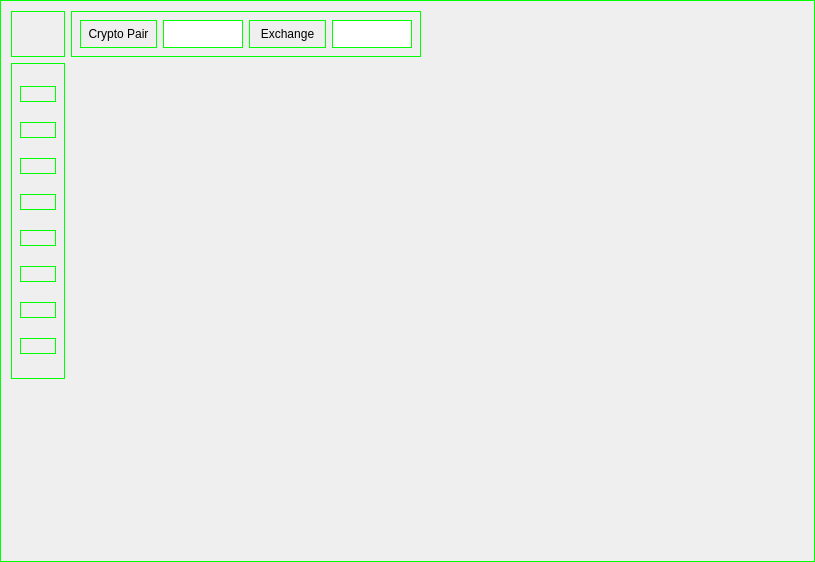
The window that UI/WorkSpace.ui (AlexMorpex/Arbitrage_app) describes before a commit, drawn with Qt 5.
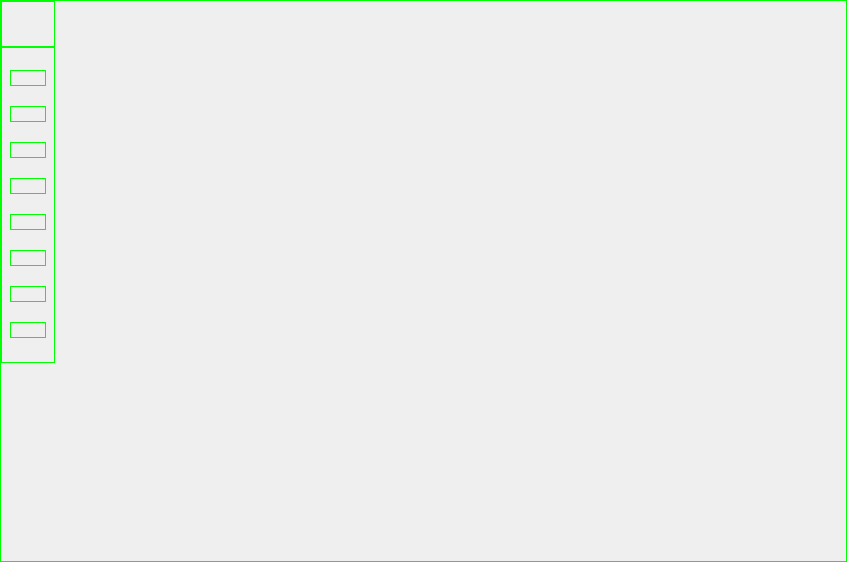
The same window after the commit. Icons and pictures are not drawn.

The edit to the form file:
```diff
--- a/UI/WorkSpace.ui
+++ b/UI/WorkSpace.ui
@@ -6,7 +6,7 @@
    <rect>
     <x>0</x>
     <y>0</y>
-    <width>815</width>
+    <width>847</width>
     <height>562</height>
    </rect>
   </property>
@@ -19,6 +19,45 @@
 </string>
   </property>
   <layout class="QGridLayout" name="gridLayout">
+   <property name="leftMargin">
+    <number>0</number>
+   </property>
+   <property name="topMargin">
+    <number>0</number>
+   </property>
+   <property name="rightMargin">
+    <number>0</number>
+   </property>
+   <property name="bottomMargin">
+    <number>0</number>
+   </property>
+   <property name="spacing">
+    <number>0</number>
+   </property>
+   <item row="0" column="0">
+    <widget class="QFrame" name="frame">
+     <property name="frameShape">
+      <enum>QFrame::Shape::StyledPanel</enum>
+     </property>
+     <property name="frameShadow">
+      <enum>QFrame::Shadow::Raised</enum>
+     </property>
+     <layout class="QGridLayout" name="gridLayout_2">
+      <property name="leftMargin">
+       <number>0</number>
+      </property>
+      <property name="topMargin">
+       <number>0</number>
+      </property>
+      <property name="rightMargin">
+       <number>0</number>
+      </property>
+      <property name="bottomMargin">
+       <number>0</number>
+      </property>
+      <property name="spacing">
+       <number>0</number>
+      </property>
    <item row="0" column="0">
     <widget class="QPushButton" name="ChartsToolsMenu">
      <property name="minimumSize">
@@ -29,8 +68,8 @@
      </property>
      <property name="maximumSize">
       <size>
-       <width>16777215</width>
-       <height>16777215</height>
+          <width>54</width>
+          <height>46</height>
       </size>
      </property>
      <property name="text">
@@ -48,113 +87,6 @@
      </property>
     </widget>
    </item>
-   <item row="0" column="1">
-    <widget class="QWidget" name="ToolsMenu_Right" native="true">
-     <property name="minimumSize">
-      <size>
-       <width>350</width>
-       <height>46</height>
-      </size>
-     </property>
-     <property name="maximumSize">
-      <size>
-       <width>350</width>
-       <height>46</height>
-      </size>
-     </property>
-     <layout class="QHBoxLayout" name="horizontalLayout_3">
-      <item>
-       <widget class="QLabel" name="CryptoPairLabel">
-        <property name="minimumSize">
-         <size>
-          <width>0</width>
-          <height>0</height>
-         </size>
-        </property>
-        <property name="maximumSize">
-         <size>
-          <width>80</width>
-          <height>28</height>
-         </size>
-        </property>
-        <property name="text">
-         <string> Crypto Pair </string>
-        </property>
-        <property name="alignment">
-         <set>Qt::AlignmentFlag::AlignCenter</set>
-        </property>
-       </widget>
-      </item>
-      <item>
-       <widget class="QLineEdit" name="lineEdit">
-        <property name="minimumSize">
-         <size>
-          <width>0</width>
-          <height>0</height>
-         </size>
-        </property>
-        <property name="maximumSize">
-         <size>
-          <width>80</width>
-          <height>28</height>
-         </size>
-        </property>
-       </widget>
-      </item>
-      <item>
-       <widget class="QLabel" name="EchangeLabel">
-        <property name="minimumSize">
-         <size>
-          <width>0</width>
-          <height>0</height>
-         </size>
-        </property>
-        <property name="maximumSize">
-         <size>
-          <width>80</width>
-          <height>28</height>
-         </size>
-        </property>
-        <property name="text">
-         <string> Exchange </string>
-        </property>
-        <property name="alignment">
-         <set>Qt::AlignmentFlag::AlignCenter</set>
-        </property>
-       </widget>
-      </item>
-      <item>
-       <widget class="QLineEdit" name="lineEdit_2">
-        <property name="minimumSize">
-         <size>
-          <width>0</width>
-          <height>0</height>
-         </size>
-        </property>
-        <property name="maximumSize">
-         <size>
-          <width>80</width>
-          <height>28</height>
-         </size>
-        </property>
-       </widget>
-      </item>
-     </layout>
-    </widget>
-   </item>
-   <item row="0" column="2">
-    <spacer name="horizontalSpacer">
-     <property name="orientation">
-      <enum>Qt::Orientation::Horizontal</enum>
-     </property>
-     <property name="sizeHint" stdset="0">
-      <size>
-       <width>378</width>
-       <height>20</height>
-      </size>
-     </property>
-    </spacer>
-   </item>
    <item row="1" column="0">
     <widget class="QWidget" name="ToolsMenu_Left" native="true">
      <property name="minimumSize">
@@ -303,9 +235,6 @@
      </layout>
     </widget>
    </item>
-   <item row="1" column="1" rowspan="2" colspan="2">
-    <layout class="QGridLayout" name="DraggableLayout"/>
-   </item>
    <item row="2" column="0">
     <spacer name="verticalSpacer_2">
      <property name="orientation">
@@ -314,10 +243,16 @@
      <property name="sizeHint" stdset="0">
       <size>
        <width>20</width>
-       <height>167</height>
+          <height>195</height>
       </size>
      </property>
     </spacer>
+      </item>
+      <item row="0" column="1" rowspan="3" colspan="2">
+       <layout class="QGridLayout" name="DraggableLayout"/>
+      </item>
+     </layout>
+    </widget>
    </item>
   </layout>
  </widget>
```
Left out of the diff: 6 changed lines with no effect on the pictures. Lines whose indentation alone changed are shown as unchanged.
